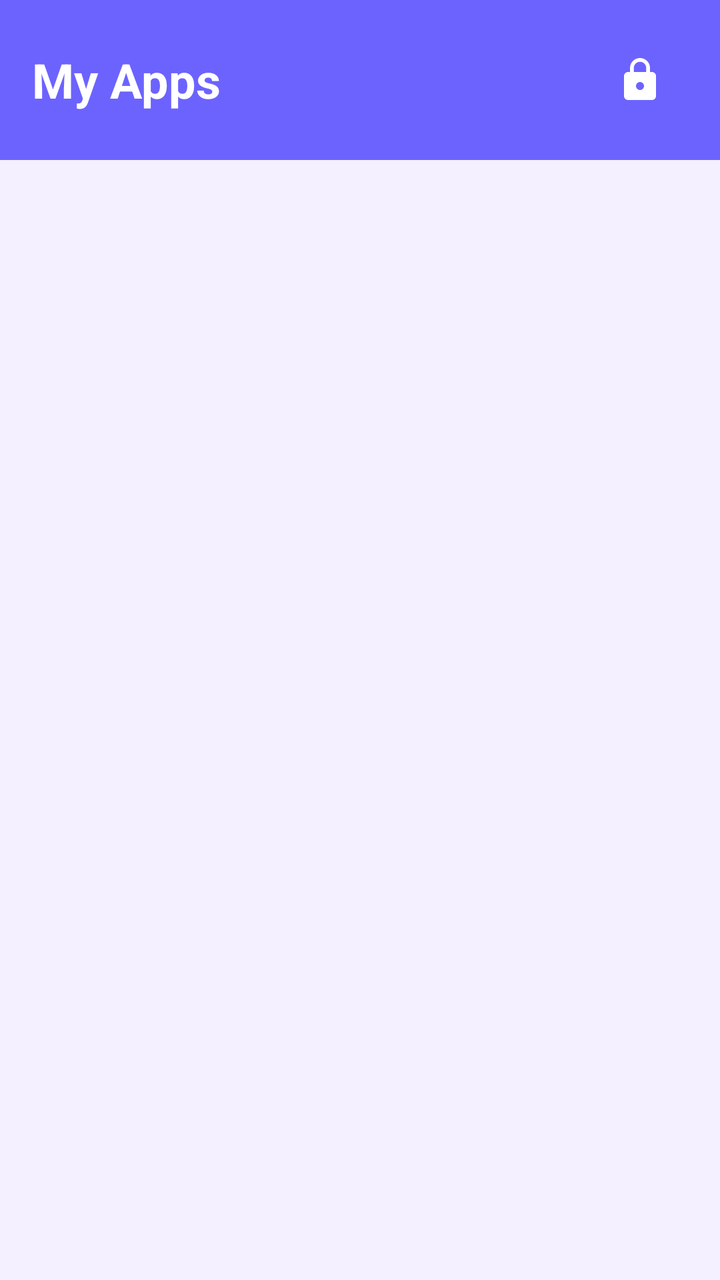
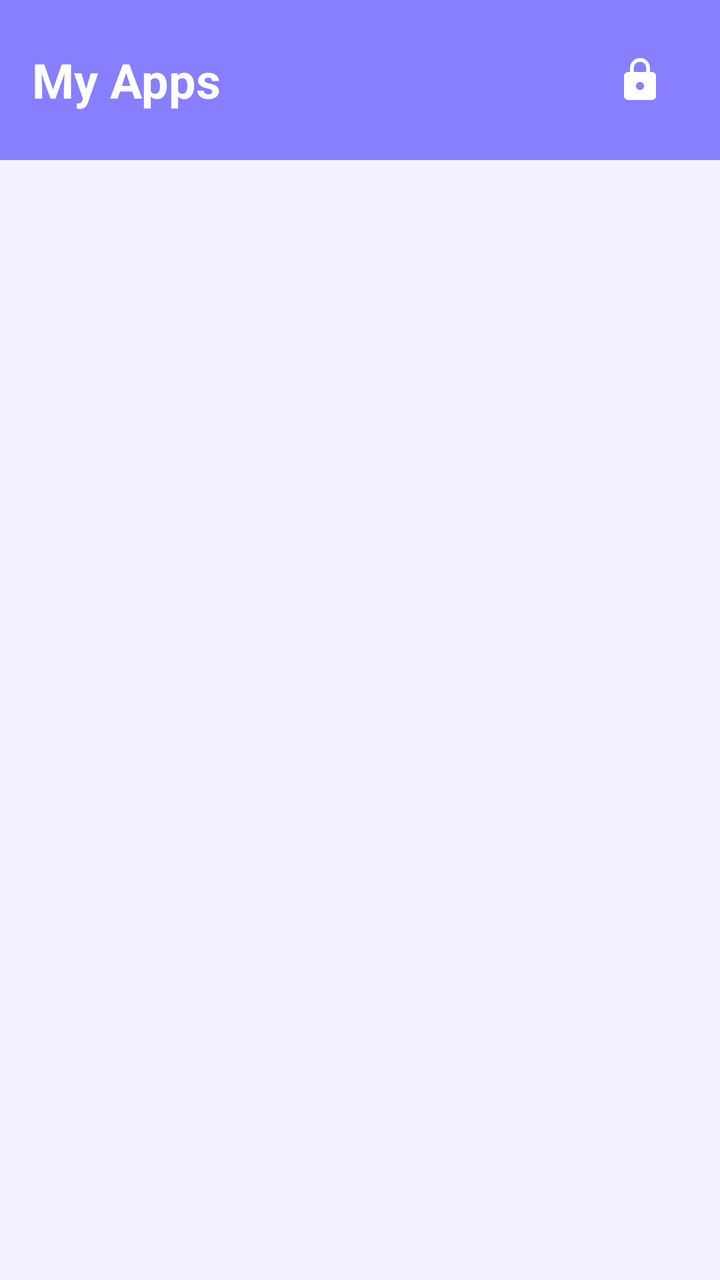

Compare the two renders of this Android layout. The source of the first and the diff that turns it into the second are given below.
<!-- AndroidManifest.xml: application theme Theme.LittleLock -->
<!-- res/layout/activity_launcher.xml -->
<?xml version="1.0" encoding="utf-8"?>
<LinearLayout xmlns:android="http://schemas.android.com/apk/res/android"
    android:layout_width="match_parent"
    android:layout_height="match_parent"
    android:orientation="vertical"
    android:background="@color/littlelock_background">

    
    <LinearLayout
        android:layout_width="match_parent"
        android:layout_height="wrap_content"
        android:orientation="horizontal"
        android:padding="16dp"
        android:background="@color/littlelock_primary"
        android:gravity="center_vertical">

        <TextView
            android:id="@+id/tvAppName"
            android:layout_width="0dp"
            android:layout_height="wrap_content"
            android:layout_weight="1"
            android:text="@string/launcher_title"
            android:textColor="@color/white"
            android:textSize="24sp"
            android:textStyle="bold" />

        <ImageButton
            android:id="@+id/btnSettings"
            android:layout_width="48dp"
            android:layout_height="48dp"
            android:background="?attr/selectableItemBackgroundBorderless"
            android:contentDescription="@string/launcher_parent_button"
            android:src="@drawable/ic_lock"
            android:tint="@color/white" />
    </LinearLayout>

    
    <TextView
        android:id="@+id/tvKidModeOff"
        android:layout_width="match_parent"
        android:layout_height="wrap_content"
        android:background="@color/littlelock_accent"
        android:gravity="center"
        android:padding="8dp"
        android:text="@string/launcher_kid_mode_off"
        android:textColor="@color/white"
        android:visibility="gone" />

    
    <FrameLayout
        android:layout_width="match_parent"
        android:layout_height="match_parent">

        <GridView
            android:id="@+id/gridApps"
            android:layout_width="match_parent"
            android:layout_height="match_parent"
            android:columnWidth="90dp"
            android:horizontalSpacing="8dp"
            android:numColumns="auto_fit"
            android:padding="12dp"
            android:stretchMode="columnWidth"
            android:verticalSpacing="12dp"
            android:background="@color/littlelock_background" />

        <TextView
            android:id="@+id/tvEmpty"
            android:layout_width="match_parent"
            android:layout_height="match_parent"
            android:gravity="center"
            android:padding="32dp"
            android:text="@string/launcher_empty"
            android:textColor="@color/littlelock_text_secondary"
            android:textSize="18sp"
            android:visibility="gone" />
    </FrameLayout>

</LinearLayout>
<!-- resources referenced by this layout -->
<resources>
  <color name="littlelock_accent">#FF00C9A7</color>
  <color name="littlelock_background">#FFF5F0FF</color>
  <color name="littlelock_primary">#FF6C63FF</color>
  <color name="littlelock_text_secondary">#FF6B6B8D</color>
  <color name="white">#FFFFFFFF</color>
  <!-- drawable ic_lock (drawable) -->
  <?xml version="1.0" encoding="utf-8"?>
  <vector xmlns:android="http://schemas.android.com/apk/res/android"
      android:width="24dp"
      android:height="24dp"
      android:viewportWidth="24"
      android:viewportHeight="24">
      <path
          android:fillColor="@color/white"
          android:pathData="M18,8h-1V6c0,-2.76 -2.24,-5 -5,-5S7,3.24 7,6v2H6c-1.1,0 -2,0.9 -2,2v10c0,1.1 0.9,2 2,2h12c1.1,0 2,-0.9 2,-2V10c0,-1.1 -0.9,-2 -2,-2zM12,17c-1.1,0 -2,-0.9 -2,-2s0.9,-2 2,-2 2,0.9 2,2 -0.9,2 -2,2zM15.1,8H8.9V6c0,-1.71 1.39,-3.1 3.1,-3.1 1.71,0 3.1,1.39 3.1,3.1v2z" />
  </vector>
  <string name="launcher_empty">No apps yet. Ask a grown-up to choose some.</string>
  <string name="launcher_kid_mode_off">Kid mode is off - every app is shown</string>
  <string name="launcher_parent_button">Parent settings (needs the parent PIN)</string>
  <string name="launcher_title">My Apps</string>
  <style name="Theme.LittleLock" parent="Theme.MaterialComponents.Light.NoActionBar">
          <item name="colorPrimary">@color/littlelock_primary</item>
          <item name="colorPrimaryVariant">@color/littlelock_primary_dark</item>
          <item name="colorOnPrimary">@color/white</item>
          <item name="colorSecondary">@color/littlelock_accent</item>
          <item name="colorSecondaryVariant">@color/teal_700</item>
          <item name="colorOnSecondary">@color/black</item>
          <item name="android:colorBackground">@color/littlelock_background</item>
          <item name="android:statusBarColor">@color/littlelock_primary_dark</item>
          <item name="android:navigationBarColor">@color/littlelock_primary</item>
      </style>
  <color name="littlelock_primary_dark">#FF544DB7</color>
  <color name="teal_700">#FF018786</color>
  <color name="black">#FF000000</color>
</resources>

<!-- the commit's change to res/layout/activity_launcher.xml (unified diff, before → after) -->
@@ -1,5 +1,6 @@
 <?xml version="1.0" encoding="utf-8"?>
 <LinearLayout xmlns:android="http://schemas.android.com/apk/res/android"
+    android:id="@+id/root"
     android:layout_width="match_parent"
     android:layout_height="match_parent"
     android:orientation="vertical"
@@ -11,7 +12,7 @@
         android:layout_height="wrap_content"
         android:orientation="horizontal"
         android:padding="16dp"
-        android:background="@color/littlelock_primary"
+        android:background="#CC6C63FF"
         android:gravity="center_vertical">
 
         <TextView
@@ -61,7 +62,7 @@
             android:padding="12dp"
             android:stretchMode="columnWidth"
             android:verticalSpacing="12dp"
-            android:background="@color/littlelock_background" />
+            android:background="@android:color/transparent" />
 
         <TextView
             android:id="@+id/tvEmpty"
